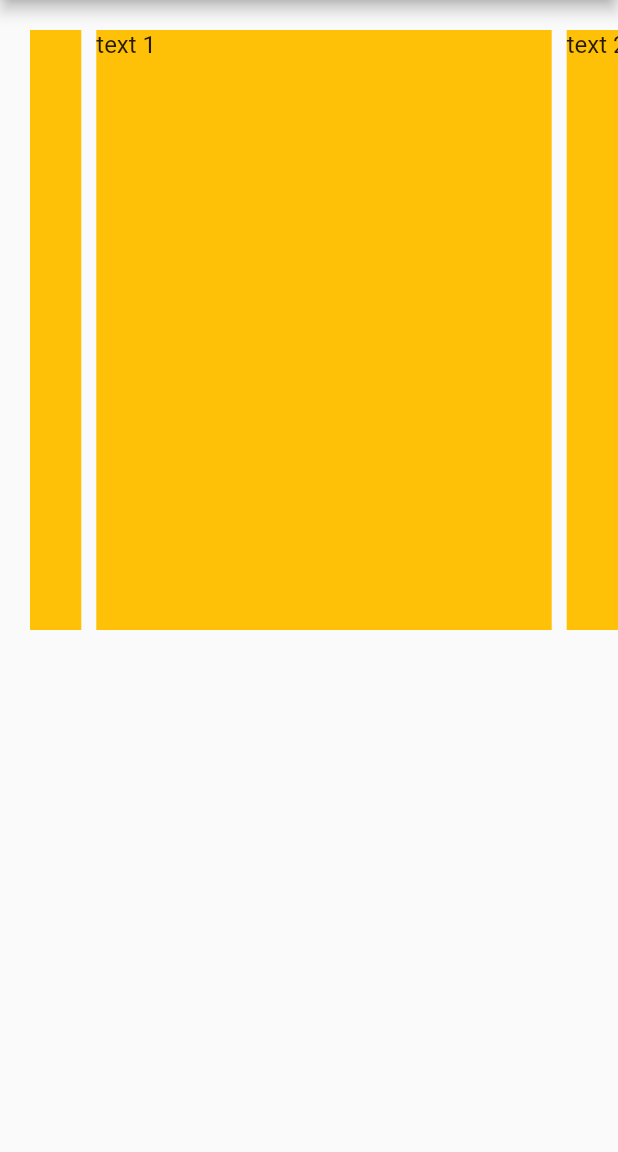
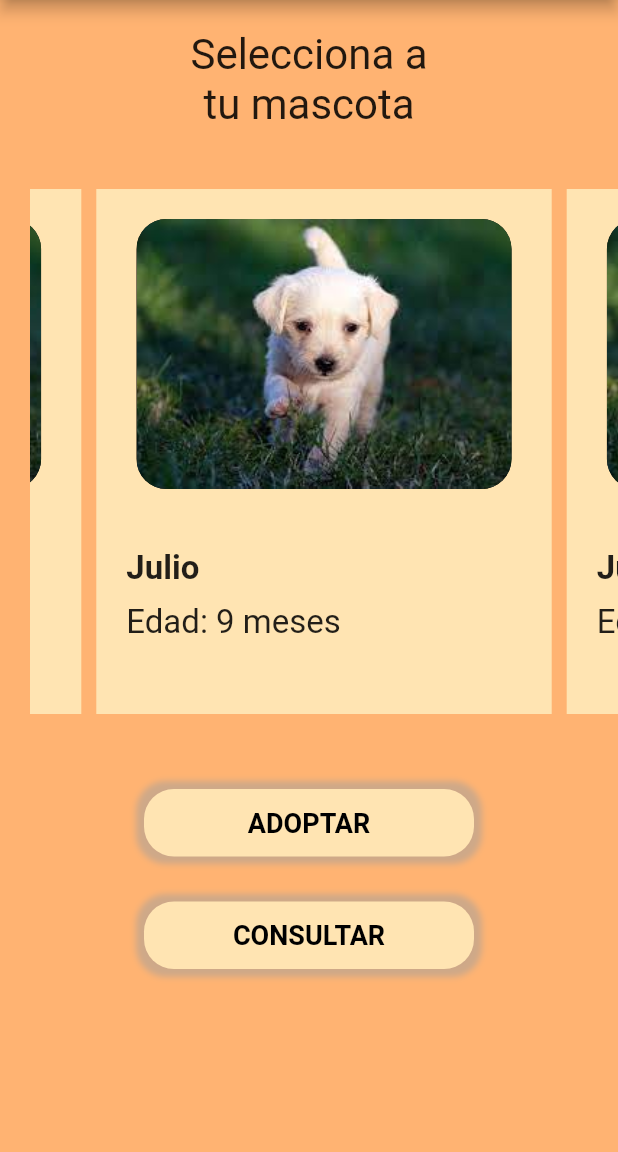
Before and after one commit to fq962/PetFinderHN, a Flutter app: the HomePage screen opened by its route, on a phone screen of 412 x 824 dp, the part 84-1236 px from its top. Run offline on Flutter 3.47's test engine with Material 2 defaults, Android fonts, the phone set to English and light mode, and no system bars; drawn by our look-alikes of carousel_slider; our stand-ins replace date_time_picker.

Commit message:
Final Home Page

```diff
--- a/lib/main.dart
+++ b/lib/main.dart
@@ -20,7 +20,7 @@
       theme: ThemeData(
         primarySwatch: Colors.blue,
       ),
-      initialRoute: 'homepage',
+      initialRoute: 'login',
       routes: {
         'login': (_) => LoginScreen(),
         'logup': (_) => LogUpScreen(),
--- a/lib/screens/home/home_screen.dart
+++ b/lib/screens/home/home_screen.dart
@@ -16,27 +16,133 @@ class _HomePageState extends State<HomePage> {
           title: const Text('PetFinder'),
           centerTitle: true,
           backgroundColor: const Color.fromARGB(255, 179, 114, 1),
-        leading: IconButton(icon: const Icon(Icons.menu), onPressed: (){})
+          leading: IconButton(icon: const Icon(Icons.menu), onPressed: () {})),
+      backgroundColor: Color.fromRGBO(255, 179, 114, 1),
+      body: Column(children: <Widget>[
+        Container(
+          width: 200,
+          child: Center(
+            child: Padding(
+              padding: const EdgeInsets.all(20),
+              child: Text(
+                'Selecciona a tu mascota',
+                style: TextStyle(fontSize: 28),
+                textAlign: TextAlign.center,
               ),
-      body: Column(
-        children: <Widget>[
-          Padding(padding: const EdgeInsets.only(left:20, top: 20),
-          child: _carouselBuilder(),)
+            ),
+          ),
+        ),
+        Padding(
+          padding: const EdgeInsets.only(left: 20, top: 20),
+          child: _carouselBuilder(),
+        ),
+        Padding(
+              padding: const EdgeInsets.only(top: 50),
+              child: Container(
+                decoration: BoxDecoration(
+                  boxShadow: [
+                    BoxShadow(
+                      color: Colors.grey.withOpacity(0.5),
+                      spreadRadius: 5,
+                      blurRadius: 3
+                    )
+                  ],
+                    color: const Color.fromRGBO(255, 228, 178, 1),
+                    borderRadius: BorderRadius.circular(20)),
+                height: 45,
+                width: 220,
+                child: TextButton(
+                    child: const Text(
+                      'ADOPTAR',
+                      style: TextStyle(
+                          color: Colors.black,
+                          fontSize: 18,
+                          fontWeight: FontWeight.bold),
+                    ),
+                    onPressed: () {}),
+              ),
+            ),
+        Padding(
+              padding: const EdgeInsets.only(top: 30),
+              child: Container(
+                decoration: BoxDecoration(
+                  boxShadow: [
+                    BoxShadow(
+                      color: Colors.grey.withOpacity(0.5),
+                      spreadRadius: 5,
+                      blurRadius: 3
+                    )
+                  ],
+                    color: const Color.fromRGBO(255, 228, 178, 1),
+                    borderRadius: BorderRadius.circular(20)),
+                height: 45,
+                width: 220,
+                child: TextButton(
+                    child: const Text(
+                      'CONSULTAR',
+                      style: TextStyle(
+                          color: Colors.black,
+                          fontSize: 18,
+                          fontWeight: FontWeight.bold),
+                    ),
+                    onPressed: () {}),
+              ),
+            )
       ]),
     );
   }
 
- _carouselBuilder(){
+  _carouselBuilder() {
     return CarouselSlider(
-      options: CarouselOptions(height: 400.0),
-      items: [1,2,3,4,5].map((i){
-        return Builder(builder: (context){
-          return Container(width: MediaQuery.of(context).size.width,
+      options: CarouselOptions(height: 350.0),
+      items: [1, 2, 3, 4, 5].map((i) {
+        return Builder(
+          builder: (context) {
+            return Container(
+                width: MediaQuery.of(context).size.width,
                 margin: const EdgeInsets.symmetric(horizontal: 5.0),
-          decoration: const BoxDecoration(color: Colors.amber
-          ),child: Text('text $i', style: const TextStyle(fontSize: 16.0),)
+                decoration: const BoxDecoration(
+                    color: Color.fromRGBO(255, 228, 178, 1)),
+                child: Column(
+                  children: [
+                    Padding(
+                      padding: const EdgeInsets.all(20),
+                      child: Container(
+                        decoration: BoxDecoration(
+                            image: const DecorationImage(
+                                image: AssetImage('assets/images/puppie.png'),
+                                fit: BoxFit.fill),
+                            borderRadius: BorderRadius.circular(20),
+                            color: Colors.black),
+                        width: 250,
+                        height: 180,
+                      ),
+                    ),
+                    Row(
+                      children: const [
+                        Padding(
+                          padding:
+                              EdgeInsets.only(top: 20, left: 20, bottom: 10),
+                          child: Text('Julio',
+                              style: TextStyle(
+                                  fontSize: 22, fontWeight: FontWeight.bold)),
+                        ),
+                      ],
+                    ),
+                    Row(
+                      children: const [
+                        Padding(
+                          padding: EdgeInsets.only(left: 20),
+                          child: Text('Edad: 9 meses',
+                              style: TextStyle(fontSize: 22)),
+                        ),
+                      ],
+                    ),
+                  ],
+                ));
+          },
         );
-        },);
-    }).toList(),);
+      }).toList(),
+    );
   }
 }
--- a/lib/screens/login/login_screen.dart
+++ b/lib/screens/login/login_screen.dart
@@ -102,6 +102,7 @@ class _LoginScreenState extends State<LoginScreen> {
                       if (myController.text == 'fernandoq' &&
                           myControlle2.text == '12345') {
                         debugPrint('inicie sesion');
+                        Navigator.of(context).popAndPushNamed('homepage');
                       } else {
                         final snackBar = SnackBar(
                           content: const Text(
--- a/pubspec.yaml
+++ b/pubspec.yaml
@@ -55,6 +55,7 @@ dev_dependencies:
 flutter:
   assets:
     - assets/images/paw.png
+    - assets/images/puppie.png
 
   # The following line ensures that the Material Icons font is
   # included with your application, so that you can use the icons in
```
Also changed, not shown: assets/images/puppie.png (added). Lines whose indentation alone changed are shown as unchanged.
